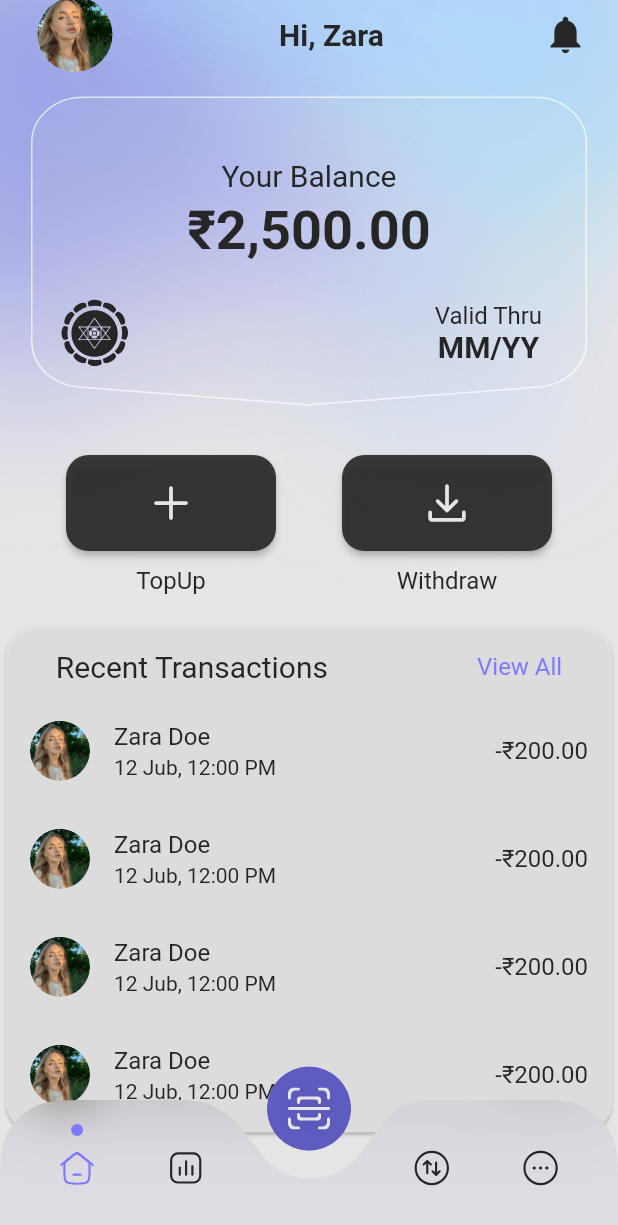
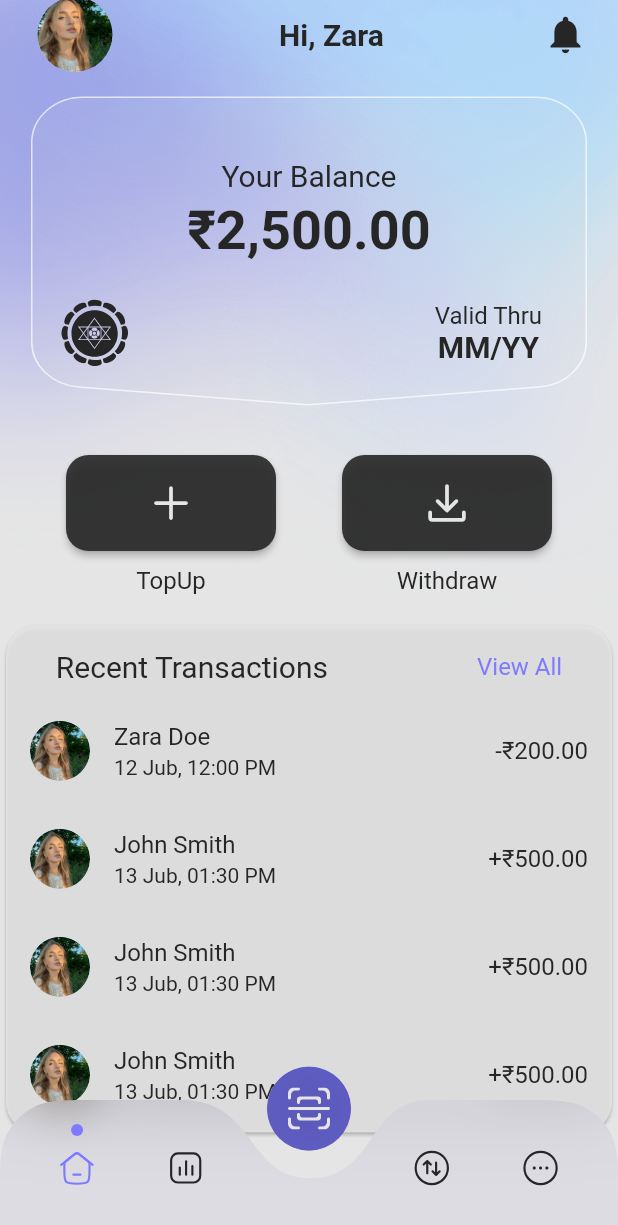
Before and after one commit to Auro-Project/auropay, a Flutter app: the HomeScreen screen opened by its route, scrolled down 68 dp, on a phone screen of 412 x 824 dp. Shown: the top 1225 px of the screen. Run offline on Flutter 3.47's test engine with Material 2 defaults, Android fonts, the phone set to English and light mode, and no system bars; our stand-ins replace charts_flutter, cloud_firestore, firebase_auth, firebase_core, flutter_secure_storage, flutter_svg and 2 more; accounts and stored records are empty.

Commit message:
light UI updates1.2

```diff
--- /dev/null
+++ b/lib/data/transactions.json
@@ -0,0 +1,62 @@
+[
+  {
+    "userImage":"assets/images/avatar.png",
+    "name": "Zara Doe",
+    "date": "12 Jub, 12:00 PM",
+    "amount": "-₹200.00"
+  },
+  {
+    "userImage":"assets/images/avatar.png",
+    "name": "John Smith",
+    "date": "13 Jub, 01:30 PM",
+    "amount": "+₹500.00"
+  },
+  {
+    "userImage":"assets/images/avatar.png",
+    "name": "John Smith",
+    "date": "13 Jub, 01:30 PM",
+    "amount": "+₹500.00"
+  },
+  {
+    "userImage":"assets/images/avatar.png",
+    "name": "John Smith",
+    "date": "13 Jub, 01:30 PM",
+    "amount": "+₹500.00"
+  },
+  {
+    "userImage":"assets/images/avatar.png",
+    "name": "John Smith",
+    "date": "13 Jub, 01:30 PM",
+    "amount": "+₹500.00"
+  },
+  {
+    "userImage":"assets/images/avatar.png",
+    "name": "John Smith",
+    "date": "13 Jub, 01:30 PM",
+    "amount": "+₹500.00"
+  },
+  {
+    "userImage":"assets/images/avatar.png",
+    "name": "John Smith",
+    "date": "13 Jub, 01:30 PM",
+    "amount": "+₹500.00"
+  },
+  {
+    "userImage":"assets/images/avatar.png",
+    "name": "John Smith",
+    "date": "13 Jub, 01:30 PM",
+    "amount": "+₹500.00"
+  },
+  {
+    "userImage":"assets/images/avatar.png",
+    "name": "John Smith",
+    "date": "13 Jub, 01:30 PM",
+    "amount": "+₹500.00"
+  },
+  {
+    "userImage":"assets/images/avatar.png",
+    "name": "John Smith",
+    "date": "13 Jub, 01:30 PM",
+    "amount": "+₹500.00"
+  }
+]
--- /dev/null
+++ b/lib/model/trxList.dart
@@ -0,0 +1,18 @@
+
+class ListItem {
+  final String userImage;
+  final String name;
+  final String date;
+  final String amount;
+
+  ListItem( {required this.userImage ,required this.name, required this.date, required this.amount});
+
+  factory ListItem.fromJson(Map<String, dynamic> json) {
+    return ListItem(
+      userImage: json['userImage'],
+      name: json['name'],
+      date: json['date'],
+      amount: json['amount'],
+    );
+  }
+}
--- a/lib/view/pages/HomeScreen.dart
+++ b/lib/view/pages/HomeScreen.dart
@@ -1,8 +1,13 @@
+import 'dart:convert';
+
+import 'package:auropay/model/Transaction.dart';
 import 'package:auropay/view/Theme/appColors.dart';
 import 'package:auropay/view/Theme/theme_provider.dart';
 import 'package:auropay/view/widgets/CustomShape.dart';
 import 'package:flutter/material.dart';
+import 'package:flutter/services.dart';
 import 'package:flutter_svg/svg.dart';
+import '../../model/trxList.dart';
 import 'FutureEnhancements/AnalyticsScreen.dart';
 import 'MoreScreens/MoreScreen.dart';
 import '../widgets/BottomNavBar.dart';
@@ -18,6 +23,14 @@ class HomeScreen extends StatefulWidget {
 
 class _HomeScreenState extends State<HomeScreen> {
   int _currentIndex = 0;
+
+  static Future<List<ListItem>> loadJsonData() async {
+    String jsonData = await rootBundle.loadString('lib/data/transactions.json');
+    List<dynamic> jsonList = json.decode(jsonData);
+    List<ListItem> items = jsonList.map((json) => ListItem.fromJson(json)).toList();
+    return items;
+  }
+
 
   static Widget _homepage(BuildContext context) {
     final height = MediaQuery.of(context).size.height;
@@ -191,26 +204,30 @@ class _HomeScreenState extends State<HomeScreen> {
                           ),
                           SizedBox(height: height * 0.01),
                           Expanded(
-                            child: ListView.builder(
+                            child: FutureBuilder<List<ListItem>>(
+                              future: loadJsonData(),
+                              builder: (context, snapshot) {
+                                if (snapshot.hasData) {
+                                  return ListView.builder(
                                     padding: EdgeInsets.zero,
-                              itemCount: 6,
+                                    itemCount: snapshot.data!.length,
                                     itemBuilder: (context, index) {
+                                      ListItem item = snapshot.data![index];
                                       return ListTile(
-                                  leading: const CircleAvatar(
+                                        leading: CircleAvatar(
                                           radius: 20,
-                                    backgroundImage:
-                                    AssetImage("assets/images/avatar.png"),
+                                          backgroundImage:AssetImage(item.userImage),
                                         ),
                                         title: Text(
-                                    "Zara Doe",
+                                          item.name,
                                           style: TextStyle(
                                             color: AppColors.textColor,
                                             fontSize: 16,
                                             fontWeight: FontWeight.w400,
                                           ),
                                         ),
-                                  subtitle: const Text(
-                                    "12 Jub, 12:00 PM",
+                                        subtitle: Text(
+                                          item.date,
                                           style: TextStyle(
                                             color: AppColors.textColor,
                                             fontSize: 14,
@@ -218,7 +235,7 @@ class _HomeScreenState extends State<HomeScreen> {
                                           ),
                                         ),
                                         trailing: Text(
-                                    "-₹200.00",
+                                          item.amount,
                                           style: TextStyle(
                                             color: AppColors.textColor,
                                             fontSize: 16,
@@ -227,7 +244,15 @@ class _HomeScreenState extends State<HomeScreen> {
                                         ),
                                       );
                                     },
-                            ),
+                                  );
+                                } else if (snapshot.hasError) {
+                                  return Text("Error: ${snapshot.error}");
+                                } else {
+                                  return CircularProgressIndicator();
+                                }
+                              },
+                            )
+                            ,
                           ),
                         ],
                       ),
--- a/pubspec.yaml
+++ b/pubspec.yaml
@@ -48,6 +48,7 @@ flutter:
     - assets/images/
     - assets/images/icons/
     - assets/images/shapes/
+    - lib/data/transactions.json
 
   # example:
   fonts:
```
Lines whose indentation alone changed are shown as unchanged.
